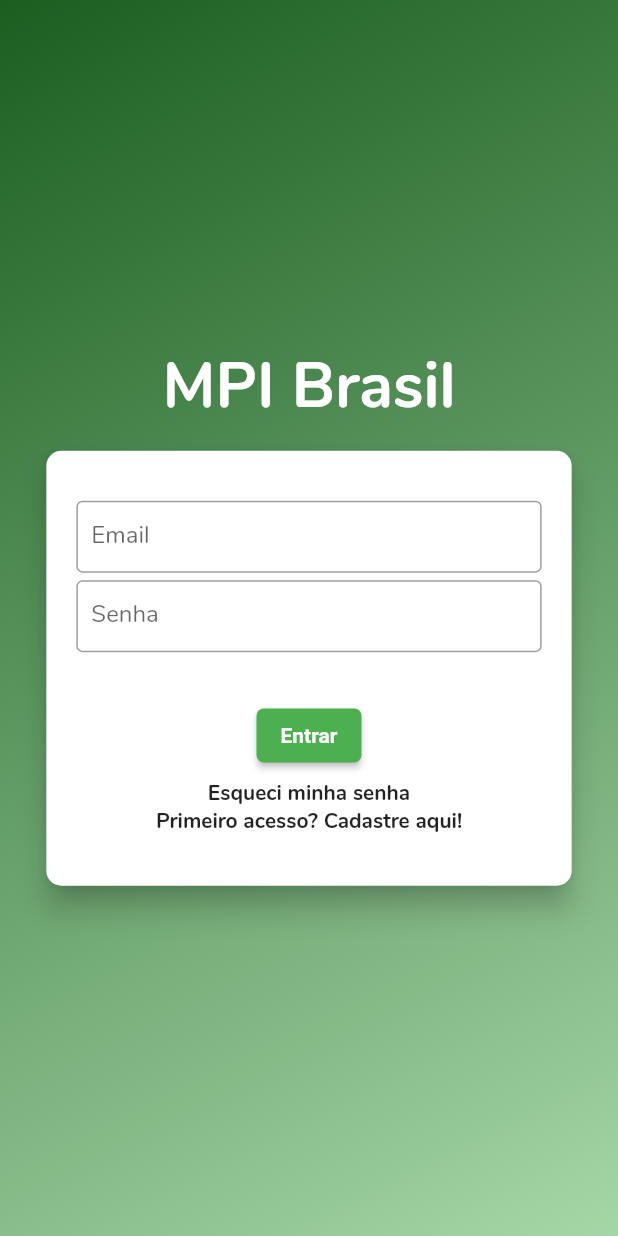
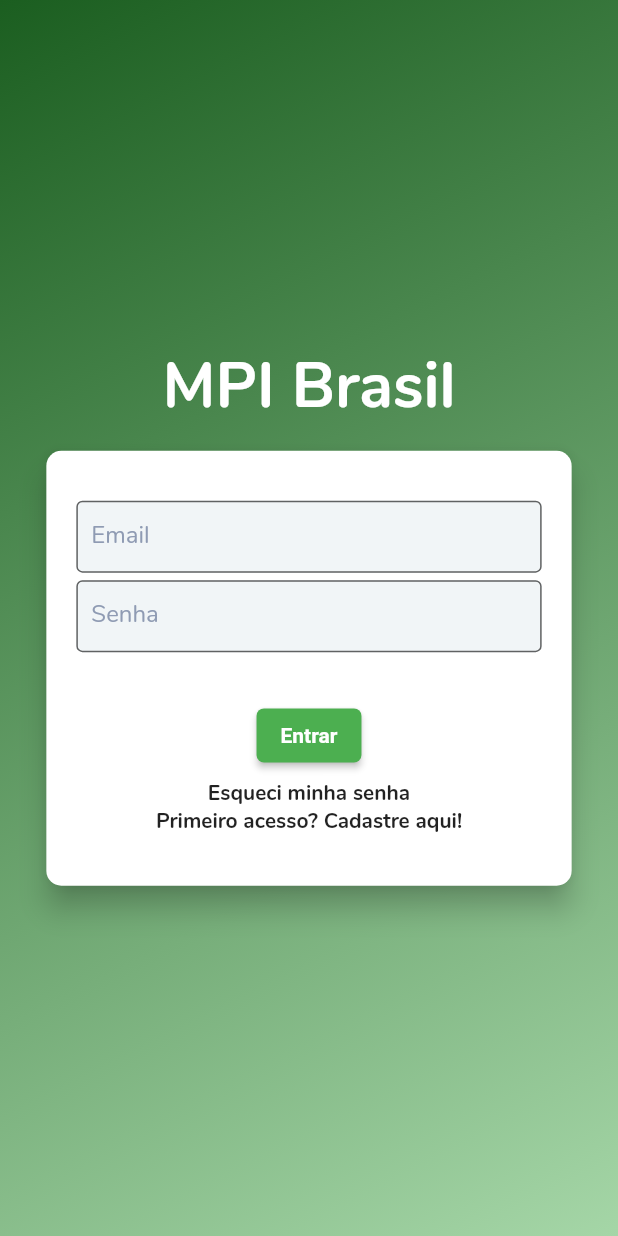
Before and after one commit to institutosocialtech/mpi-brasil, a Flutter app: the screen it shows after launch, on a phone screen of 412 x 824 dp. Run offline on Flutter 3.47's test engine with Material 2 defaults, Android fonts, the phone set to English and light mode, and no system bars; our stand-ins replace diacritic, flutter_icons, flutter_speed_dial, flutter_svg, introduction_screen, mask_text_input_formatter and 5 more; missing offline and left inert: flutter_mailer, grouped_buttons, markdown_widget, package_info_plus_web, shared_preferences_web; generated files the repository leaves out were written again.

Commit message:
theme: add appbar, inputdecoration and scaffold theme settings

```diff
--- a/lib/main.dart
+++ b/lib/main.dart
@@ -66,6 +66,31 @@ class MyApp extends StatelessWidget {
             primaryColor: kColorMPIGreen,
             accentColor: kColorMPIWhite,
             fontFamily: 'Nunito',
+
+            // app bar
+            appBarTheme: AppBarTheme(
+              elevation: 0,
+              centerTitle: false,
+              color: kColorMPIWhite,
+            ),
+
+            // input decoration
+            inputDecorationTheme: InputDecorationTheme(
+              filled: true,
+              fillColor: kColorMPIWhite,
+              focusColor: kColorMPIGray,
+              focusedBorder: OutlineInputBorder(
+                borderSide: BorderSide(color: kColorMPIGray),
+              ),
+              border: OutlineInputBorder(
+                borderRadius: BorderRadius.circular(kInputBorderRadius),
+              ),
+              labelStyle: TextStyle(color: kColorMPIGray),
+              hintStyle: TextStyle(color: kColorMPIGray),
+            ),
+
+            // scaffold
+            scaffoldBackgroundColor: kColorMPIWhite,
           ),
           home: auth.isAuth
               ? LoadingScreen()
```
